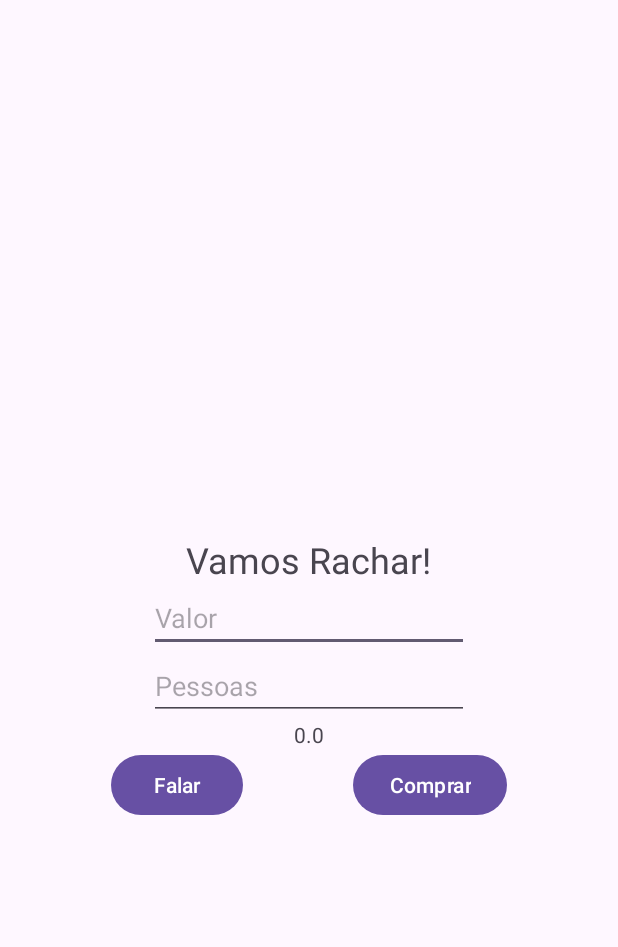
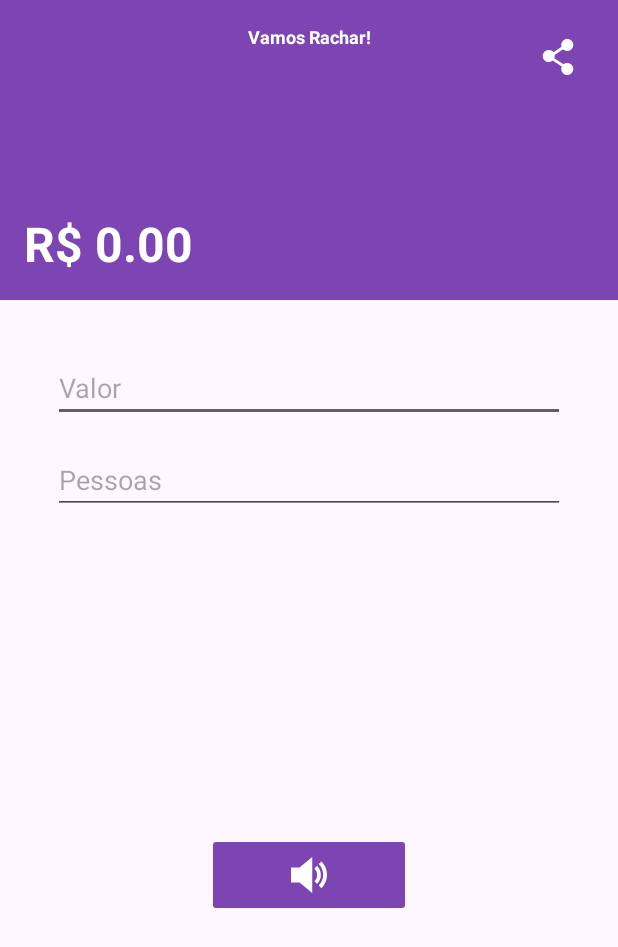
Before and after one commit to lucaseoxavier/PDM-Vamos-Rachar, an Android app: the screen it shows after launch (MainActivity), on a phone screen of 412 x 824 dp. Shown: the top 947 px of the screen. Run offline under Robolectric (Android 15) with nearby library versions, the light colour scheme and no system bars; 4 statements that could not run were skipped.

Commit message:
layout update

```diff
--- /dev/null
+++ b/app/src/main/res/drawable/ic_share.xml
@@ -0,0 +1,4 @@
+<vector android:height="24dp" android:viewportHeight="1200"
+    android:viewportWidth="1200" android:width="24dp" xmlns:android="http://schemas.android.com/apk/res/android">
+    <path android:fillColor="#000000" android:fillType="evenOdd" android:pathData="M708.2,200C708.2,89.6 798.2,0 909.1,0C935.4,-0.1 961.5,5.1 985.8,15.1C1010.2,25.1 1032.3,39.8 1050.9,58.4C1069.6,76.9 1084.4,99 1094.6,123.3C1104.7,147.6 1109.9,173.7 1110,200C1110,310.4 1020,400 909.1,400C882.5,400.1 856.1,394.8 831.6,384.6C807,374.3 784.7,359.3 766,340.4L487.9,529.7C495.7,568.3 491.9,608.3 477,644.8L781.9,845.2C817.8,815.9 862.8,799.9 909.1,800C935.4,799.9 961.5,805.1 985.9,815.1C1010.2,825.1 1032.3,839.8 1051,858.4C1069.6,877 1084.4,899 1094.6,923.3C1104.7,947.6 1109.9,973.7 1110,1000C1110,1110.4 1020,1200 909.1,1200C855.9,1200.1 804.9,1179.1 767.2,1141.6C729.5,1104.1 708.3,1053.2 708.2,1000C708.1,972 714,944.2 725.5,918.7L423,720C386.4,751.9 339.4,769.4 290.9,769.3C264.6,769.3 238.5,764.2 214.1,754.2C189.8,744.2 167.6,729.4 149,710.9C130.3,692.3 115.5,670.2 105.4,645.9C95.3,621.6 90,595.5 90,569.2C90.1,542.9 95.3,516.8 105.4,492.5C115.5,468.3 130.4,446.2 149,427.6C167.7,409 189.8,394.3 214.1,384.3C238.5,374.3 264.6,369.2 290.9,369.2C354.7,369.2 411.5,398.8 448.3,444.9L717.8,261.4C711.4,241.5 708.2,220.8 708.2,200Z"/>
+</vector>
--- /dev/null
+++ b/app/src/main/res/drawable/ic_speaker.xml
@@ -0,0 +1,4 @@
+<vector android:height="24dp" android:viewportHeight="1200"
+    android:viewportWidth="1200" android:width="24dp" xmlns:android="http://schemas.android.com/apk/res/android">
+    <path android:fillColor="#000000" android:pathData="M0,350.4H282.8L708.2,3.7V1196.3L282.8,849.6H0V350.4ZM868,293.9C951.6,377.5 994.3,479.1 995.9,598.8C995.9,713.5 953.3,811.9 868,893.9L782,805.3C841,746.3 870.5,676.6 870.5,596.3C870.5,514.3 841,443 782,382.4L868,293.9ZM1015.6,148.8C1138.5,271.7 1200,420.1 1200,593.9C1200,767.6 1138.5,916.8 1015.6,1041.4L924.6,950.4C1023,853.7 1072.1,735.2 1072.1,595.1C1072.1,454.9 1023,335.7 924.6,237.3L1015.6,148.8Z"/>
+</vector>
--- a/app/src/main/res/layout/activity_main.xml
+++ b/app/src/main/res/layout/activity_main.xml
@@ -6,67 +6,91 @@
     android:layout_height="match_parent"
     tools:context=".MainActivity">
 
+    <View
+        android:id="@+id/resultBackground"
+        android:layout_width="match_parent"
+        android:layout_height="200dp"
+        android:background="#7C45B3"
+        app:layout_constraintEnd_toEndOf="parent"
+        app:layout_constraintStart_toStartOf="parent"
+        app:layout_constraintTop_toTopOf="parent" />
+
     <TextView
         android:id="@+id/title"
         android:layout_width="wrap_content"
         android:layout_height="wrap_content"
         android:text="@string/lets_split"
-        android:textSize="24sp"
-        app:layout_constraintBottom_toTopOf="@+id/moneySpent"
+        android:textSize="12sp"
+        android:textStyle="bold"
+        android:textColor="#FFFFFF"
+        android:layout_marginTop="16dp"
+        app:layout_constraintTop_toTopOf="@id/resultBackground"
         app:layout_constraintStart_toStartOf="parent"
         app:layout_constraintEnd_toEndOf="parent" />
+
+    <TextView
+        android:id="@+id/resultField"
+        android:layout_width="wrap_content"
+        android:layout_height="wrap_content"
+        android:text="R$ 0.00"
+        android:textSize="32sp"
+        android:textStyle="bold"
+        android:textColor="#FFFFFF"
+        android:layout_marginStart="16dp"
+        android:layout_marginBottom="16dp"
+        app:layout_constraintBottom_toBottomOf="@id/resultBackground"
+        app:layout_constraintStart_toStartOf="parent"  />
 
     <EditText
         android:id="@+id/moneySpent"
         android:layout_width="wrap_content"
         android:layout_height="wrap_content"
-        android:ems="10"
+        android:ems="16"
         android:hint="Valor"
-        android:inputType="number"
-        app:layout_constraintTop_toTopOf="parent"
-        app:layout_constraintBottom_toBottomOf="parent"
+        android:inputType="numberDecimal"
+        android:layout_marginTop="36dp"
+        app:layout_constraintEnd_toEndOf="parent"
         app:layout_constraintStart_toStartOf="parent"
-        app:layout_constraintEnd_toEndOf="parent" />
+        app:layout_constraintTop_toBottomOf="@+id/resultBackground" />
 
     <EditText
         android:id="@+id/peopleToShare"
         android:layout_width="wrap_content"
         android:layout_height="wrap_content"
-        android:ems="10"
+        android:ems="16"
         android:hint="Pessoas"
         android:inputType="number"
+        android:layout_marginTop="16dp"
+        app:layout_constraintEnd_toEndOf="parent"
         app:layout_constraintStart_toStartOf="parent"
-        app:layout_constraintEnd_toEndOf="parent"
         app:layout_constraintTop_toBottomOf="@+id/moneySpent" />
 
-    <TextView
-        android:id="@+id/resultField"
+    <ImageButton
+        android:id="@+id/shareButton"
         android:layout_width="wrap_content"
         android:layout_height="wrap_content"
-        android:text="0.0"
-        app:layout_constraintTop_toBottomOf="@id/peopleToShare"
-        app:layout_constraintStart_toStartOf="parent"
-        app:layout_constraintEnd_toEndOf="parent"
-        />
+        app:srcCompat="@drawable/ic_share"
+        app:tint="#FFFFFF"
+        android:backgroundTint="@android:color/transparent"
+        android:layout_marginTop="16dp"
+        android:layout_marginEnd="16dp"
+        app:layout_constraintTop_toTopOf="@id/resultBackground"
+        app:layout_constraintEnd_toEndOf="@id/resultBackground" />
 
-    <Button
+    <ImageButton
         android:id="@+id/speakButton"
         android:layout_width="wrap_content"
         android:layout_height="wrap_content"
-        android:text="Falar"
-        android:contentDescription="Compre suas cartas Pokemon"
+        app:srcCompat="@drawable/ic_speaker"
+        android:backgroundTint="#7C45B3"
+        app:tint="#FFFFFF"
+        android:paddingHorizontal="56dp"
+        android:paddingVertical="16dp"
+        app:layout_constraintBottom_toBottomOf="parent"
+        app:layout_constraintEnd_toEndOf="parent"
         app:layout_constraintStart_toStartOf="parent"
-        app:layout_constraintTop_toBottomOf="@+id/resultField"
-        app:layout_constraintEnd_toStartOf="@+id/shareButton" />
+        app:layout_constraintTop_toBottomOf="@+id/peopleToShare" />
 
-    <Button
-        android:id="@+id/shareButton"
-        android:layout_width="wrap_content"
-        android:layout_height="wrap_content"
-        android:text="Comprar"
-        android:contentDescription="Compre suas cartas Pokemon"
-        app:layout_constraintTop_toTopOf="@+id/speakButton"
-        app:layout_constraintStart_toEndOf="@+id/speakButton"
-        app:layout_constraintEnd_toEndOf="parent" />
+
 
 </androidx.constraintlayout.widget.ConstraintLayout>
```
